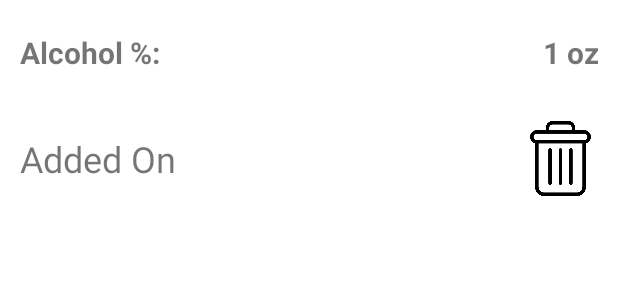
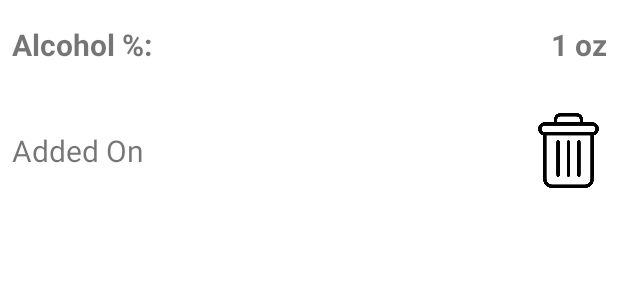
Before and after one commit to SudhamshM/HW04-ITCS-4180-MobileAppDev, an Android app: the layout drink_row.xml on its own in the app's theme, with its tools: preview values and no code run, on a phone screen of 412 x 824 dp. Shown: the top 300 px of the screen. Run offline under Robolectric (Android 15) with nearby library versions, the phone set to English and light mode, and no system bars.

Commit message:
added working adapter for view drinks

```diff
--- a/app/src/main/java/com/example/hw04/MainActivity.java
+++ b/app/src/main/java/com/example/hw04/MainActivity.java
@@ -70,7 +70,8 @@ public class MainActivity extends AppCompatActivity
         //send it the profile
         //pop the back stack.
         BACFragment fragment = (BACFragment) getSupportFragmentManager().findFragmentByTag("bac-fragment");
-        if(fragment != null){
+        if(fragment != null)
+        {
             fragment.setProfile(profile);
         }
         getSupportFragmentManager().popBackStack();
--- a/app/src/main/res/layout/drink_row.xml
+++ b/app/src/main/res/layout/drink_row.xml
@@ -3,8 +3,7 @@
     xmlns:app="http://schemas.android.com/apk/res-auto"
     xmlns:tools="http://schemas.android.com/tools"
     android:layout_width="match_parent"
-    android:layout_height="match_parent"
-    android:padding="5dp">
+    android:layout_height="wrap_content">
 
     <TextView
         android:id="@+id/textAlcPercentRow"
@@ -21,7 +20,7 @@
         app:layout_constraintTop_toTopOf="parent" />
 
     <TextView
-        android:id="@+id/textView9"
+        android:id="@+id/textAddedDrinkSizeRow"
         android:layout_width="0dp"
         android:layout_height="wrap_content"
         android:layout_marginStart="16dp"
@@ -44,12 +43,12 @@
         tools:layout_editor_absoluteY="31dp" />
 
     <TextView
-        android:id="@+id/textView11"
+        android:id="@+id/textAddedDateRow"
         android:layout_width="0dp"
         android:layout_height="wrap_content"
         android:layout_marginEnd="32dp"
         android:text="Added On"
-        android:textSize="24sp"
+        android:textSize="20sp"
         app:layout_constraintBottom_toBottomOf="@+id/imageDeleteDrinkRow"
         app:layout_constraintEnd_toStartOf="@+id/imageDeleteDrinkRow"
         app:layout_constraintStart_toStartOf="@+id/textAlcPercentRow"
@@ -60,7 +59,7 @@
         android:layout_width="50dp"
         android:layout_height="50dp"
         android:layout_marginTop="32dp"
-        app:layout_constraintEnd_toEndOf="@+id/textView9"
-        app:layout_constraintTop_toBottomOf="@+id/textView9"
+        app:layout_constraintEnd_toEndOf="@+id/textAddedDrinkSizeRow"
+        app:layout_constraintTop_toBottomOf="@+id/textAddedDrinkSizeRow"
         app:srcCompat="@drawable/ic_trash" />
 </androidx.constraintlayout.widget.ConstraintLayout>
```
Also changed, not shown: app/src/main/java/com/example/hw04/ViewDrinksFragment.java (+10 -1 lines), app/src/main/java/com/example/hw04/ViewDrinksRecyclerAdapter.java (added, +64 -0 lines), app/src/main/res/layout/fragment_view_drinks.xml (+4 -4 lines).
